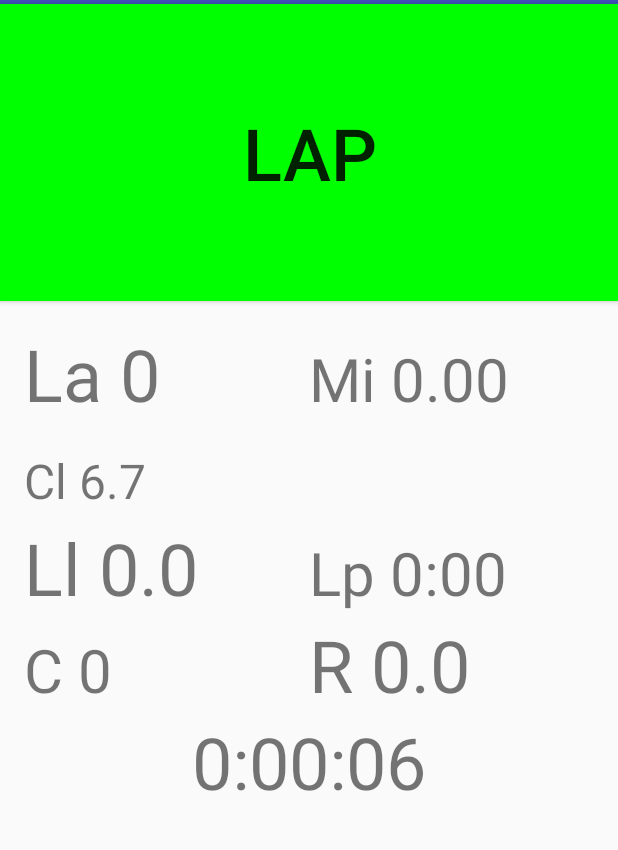
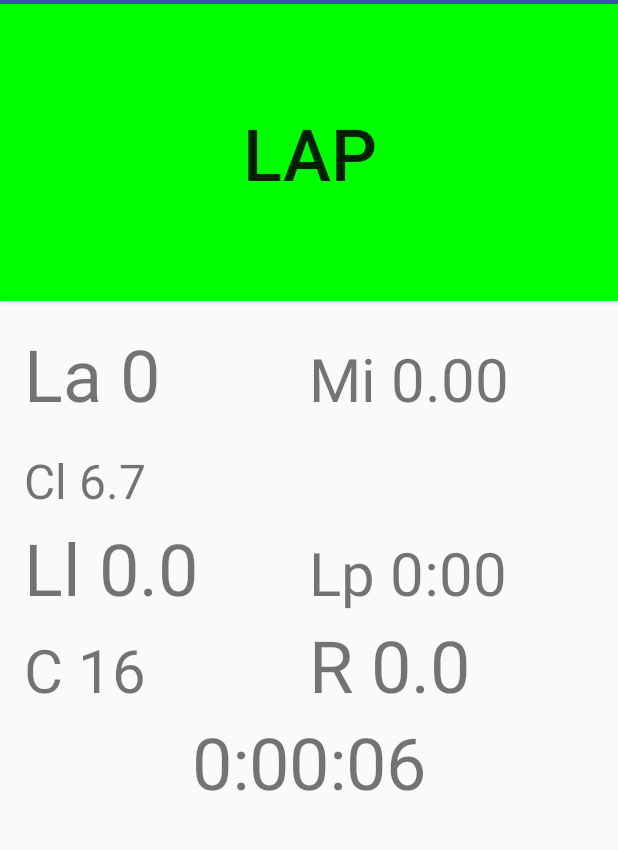
Before and after one commit to schatzsv/TrackRun, an Android app: the screen it shows after launch (MainActivity), after a tap on "RESUME", on a phone screen of 412 x 824 dp, the part 80-930 px from its top. Run offline under Robolectric (Android 15) with nearby library versions, the phone set to English and light mode, and no system bars; 3 other taps on this screen came first.

Commit message:
Added fake step capability

```diff
--- a/app/src/main/java/com/svschatz/trackrun/LapFragment.java
+++ b/app/src/main/java/com/svschatz/trackrun/LapFragment.java
@@ -36,6 +36,7 @@ public class LapFragment extends Fragment {
     Runnable timerRunnable = new Runnable() {
         @Override
         public void run() {
+            MainActivity.sw.doTenths();
             updateLapDisplay();
             timerHandler.postDelayed(this, 250);
         }
@@ -121,12 +122,11 @@ public class LapFragment extends Fragment {
                 // Use GPS mileage
                 mileCountTextView.setText(MainActivity.sw.getStringGpsDistanceRun());
             }
-            currentLapTimeTextView.setText("");
+            currentLapTimeTextView.setText(MainActivity.sw.getStringTenthPace());
             lastLapTimeTextView.setText("");
             lastLapPaceTextView.setText("");
             stepCountTextView.setText("C " + MainActivity.sw.getStringStepCount());
-            stepRateTextView.setText("");
+            stepRateTextView.setText(MainActivity.sw.getStringTenthStepRate());
         }
-
     }
 }
--- a/app/src/main/java/com/svschatz/trackrun/MainActivity.java
+++ b/app/src/main/java/com/svschatz/trackrun/MainActivity.java
@@ -56,6 +56,12 @@ public class MainActivity extends AppCompatActivity implements SensorEventListen
 
     protected static final String TAG = "TrackRun";
 
+    // fake steps
+    boolean mFakeSteps = true;
+    long mLastFakeStepTime = 0;
+    long mFakeStepIncrement = (1000*(9*60 + 30))/1462;
+    double mFakeStepCount = 0;
+
     // my members
     public static Swe sw = new Swe();
     LapFragment mLapFragment;
@@ -84,7 +90,8 @@ public class MainActivity extends AppCompatActivity implements SensorEventListen
     Runnable timerRunnable = new Runnable() {
         @Override
         public void run() {
-            sw.tick(System.currentTimeMillis());
+            long t = System.currentTimeMillis();
+            sw.tick(t);
             if (mButtonIsGreen) {
                 if (sw.getLapTimeCur() >= 8.0) {
                     b.setBackgroundColor(Color.LTGRAY);
@@ -95,6 +102,17 @@ public class MainActivity extends AppCompatActivity implements SensorEventListen
         }
     };
 
+    // timer for fake steps
+    Handler fakeStepTimerHandler = new Handler();
+    Runnable fakeStepTimerRunnable = new Runnable() {
+        @Override
+        public void run() {
+            long t = System.currentTimeMillis();
+            mFakeStepCount += 1;
+            sw.step(t, mFakeStepCount);
+            fakeStepTimerHandler.postDelayed(this, mFakeStepIncrement);
+        }
+    };
 
     /**
      * The {@link android.support.v4.view.PagerAdapter} that will provide
@@ -256,6 +274,10 @@ public class MainActivity extends AppCompatActivity implements SensorEventListen
                 break;
         }
 
+        // Start fake step timer
+        if (mFakeSteps) {
+            fakeStepTimerHandler.postDelayed(fakeStepTimerRunnable, 0);
+        }
     }
 
     @Override
@@ -703,6 +725,7 @@ public class MainActivity extends AppCompatActivity implements SensorEventListen
         Log.d(TAG, "getLocation()");
         try {
             Location l = LocationServices.FusedLocationApi.getLastLocation(mGoogleApiClient);
+            if (l == null) return;
             sw.gps(l.getLatitude(), l.getLongitude(),l.getAltitude(), l.getSpeed(), l.getBearing(),
                     l.getAccuracy(), l.getTime());
         }
--- a/app/src/main/java/com/svschatz/trackrun/Swe.java
+++ b/app/src/main/java/com/svschatz/trackrun/Swe.java
@@ -4,11 +4,14 @@ import java.util.ArrayList;
 import java.util.HashMap;
 import java.util.Map;
 
+import static com.svschatz.trackrun.MainActivity.trs;
+
 /**
  * Created by steve on 3/18/17.
  */
 
 public class Swe {
+    String TAG = "Swe";
     private double mLapsPerMile = 13.0;
     int state; //0 - none, 1 - reset, 2 - running, 3 - pause
     public class State {
@@ -28,6 +31,7 @@ public class Swe {
     double stepsSpmCur; //instant spm
     double stepsSpmLastLap;
     double stepsSpmAvg;
+    double stepsEstimatedMiles;
     int lapCount;
     long lapTimeStart; //et for start of lap
     long lapTimeLast; //mS of last lap
@@ -50,6 +54,13 @@ public class Swe {
     float gpsSpdLast, gpsHdgLast, gpsAccLast; //last gps data, meters/s, deg(0-360), meters
     long gpsTimeLast; //gps time mS UTC
     float gpsDistanceRun; //calculated run distance in miles
+
+    double tenthLastDistance;
+    double tenthNextDistance;
+    long tenthLastTime;
+    double tenthLastSteps;
+    double tenthPace;
+    double tenthStepsPerMin;
 
     public Swe() {
         //System.out.println("Swe()");
@@ -80,6 +91,7 @@ public class Swe {
         stepsSpmLastLap = 0;
         stepsSpmAvg = 0;
         stepsSpmCur = 0;
+        stepsEstimatedMiles = 0;
 
         //lap related
         lapCount = 0;
@@ -99,6 +111,14 @@ public class Swe {
         gpsHdgLast = (float) 0.0;
         gpsAccLast = (float) 0.0;
         gpsTimeLast = 0;
+
+        //tenth mile related
+        tenthLastDistance = 0.0;
+        tenthNextDistance = 0.1;
+        tenthLastTime = 0;
+        tenthLastSteps = 0.0;
+        tenthPace = 0.0;
+        tenthStepsPerMin = 0.0;
 
     }
 
@@ -151,6 +171,7 @@ public class Swe {
                 stepsTimeLastUpdate = ct;
                 stepsCountLast = steps;
                 stepsSpmAvg = stepsCount / ((double) et / 1000.0) * 60.0;
+                stepsEstimatedMiles = stepsCount / trs.mStepsPerMile;
                 break;
             default:
                 stepsTimeLastUpdate = ct;
@@ -215,6 +236,43 @@ public class Swe {
         gpsTimeLast = time;
     }
 
+    public void doTenths() {
+        //todo code doTenths()
+        //todo save in state
+        // if not gone a tenth, return
+        double d;
+        if (trs.mEnableGps)
+            d = gpsDistanceRun;
+        else
+            d = stepsEstimatedMiles;
+        if (d >= tenthNextDistance) {
+            // recalculate stats for the last tenth of a mile
+            // tenthPace [s/mi]
+            // tenthStepsPerMin [st/mi]
+            long t = et - tenthLastTime;
+            double s = stepsCount - tenthLastSteps;
+            double di = d - tenthLastDistance;
+            tenthPace = t/1000/di;
+            tenthStepsPerMin = s/((double)t/1000/60);
+
+            tenthLastDistance = d;
+            tenthNextDistance += 0.1;
+            tenthLastTime = et;
+            tenthLastSteps = stepsCount;
+        }
+    }
+
+    public String getStringTenthPace() {
+        long t = Math.round(tenthPace);
+        long s = t % 60;
+        long m = t / 60;
+        return String.format("%d:%02d", m,s);
+    }
+
+    public String getStringTenthStepRate() {
+        return String.format("%.1f", tenthStepsPerMin);
+    }
+
     public String getStringGpsHeading() {
         return String.format("%03d", Math.round(gpsHdgLast));
     }
@@ -273,7 +331,7 @@ public class Swe {
     }
 
     public String getStringStepEstimatedMiles() {
-        return String.format("Mi %.2f", stepsCount / MainActivity.trs.mStepsPerMile);
+        return String.format("Mi %.2f", Math.floor(stepsEstimatedMiles*100)/100);
     }
 
     public String getStringCurrentLapTime() {
@@ -404,7 +462,7 @@ public class Swe {
 
     public Map<String, String> getInternalState() {
         Map<String, String> m = new HashMap<String, String>();
-        m.put("ver", "0.3");
+        m.put("ver", "0.7");
         m.put("state", Integer.toString(state));
         m.put("et", Long.toString(et));
         m.put("ctLast", Long.toString(ctLast));
@@ -417,6 +475,7 @@ public class Swe {
         m.put("stepsSpmCur", Double.toString(stepsSpmCur));
         m.put("stepsSpmLastLap", Double.toString(stepsSpmLastLap));
         m.put("stepsSpmAvg", Double.toString(stepsSpmAvg));
+        m.put("stepsEstimatedMiles", Double.toString(stepsEstimatedMiles));
         m.put("lapCount", Integer.toString(lapCount));
         m.put("lapTimeStart", Long.toString(lapTimeStart));
         m.put("lapTimeLast", Long.toString(lapTimeLast));
@@ -431,6 +490,12 @@ public class Swe {
         m.put("gpsAccLast", Float.toString(gpsAccLast));
         m.put("gpsTimeLast", Long.toString(gpsTimeLast));
         m.put("gpsDistanceRun", Float.toString(gpsDistanceRun));
+        m.put("tenthLastDistance", Double.toString(tenthLastDistance));
+        m.put("tenthNextDistance", Double.toString(tenthNextDistance));
+        m.put("tenthLastTime", Long.toString(tenthLastTime));
+        m.put("tenthLastSteps", Double.toString(tenthLastSteps));
+        m.put("tenthPace", Double.toString(tenthPace));
+        m.put("tenthStepsPerMin", Double.toString(tenthStepsPerMin));
         for (Lap l : laps) {
             String v = "";
             v += Integer.toString(l.number) + ":";
@@ -444,7 +509,7 @@ public class Swe {
 
     public boolean setInternalState(Map<String, String> m) {
         if (!m.containsKey("ver")) return false;
-        if (!m.get("ver").contentEquals("0.3")) return false;
+        if (!m.get("ver").contentEquals("0.7")) return false;
         state = Integer.valueOf(m.get("state"));
         et = Long.valueOf(m.get("et"));
         ctLast = Long.valueOf(m.get("ctLast"));
@@ -457,6 +522,7 @@ public class Swe {
         stepsLastLap = Double.valueOf(m.get("stepsLastLap"));
         stepsSpmLastLap = Double.valueOf(m.get("stepsSpmLastLap"));
         stepsSpmAvg = Double.valueOf(m.get("stepsSpmAvg"));
+        stepsEstimatedMiles = Double.valueOf(m.get("stepsEstimatedMiles"));
         lapCount = Integer.valueOf(m.get("lapCount"));
         lapTimeStart = Long.valueOf(m.get("lapTimeStart"));
         lapTimeLast = Long.valueOf(m.get("lapTimeLast"));
@@ -471,6 +537,13 @@ public class Swe {
         gpsAccLast = Float.valueOf(m.get("gpsAccLast"));
         gpsTimeLast = Long.valueOf(m.get("gpsTimeLast"));
         gpsDistanceRun = Float.valueOf(m.get("gpsDistanceRun"));
+        tenthLastDistance = Double.valueOf(m.get("tenthLastDistance"));
+        tenthNextDistance = Double.valueOf(m.get("tenthNextDistance"));
+        tenthLastTime = Long.valueOf(m.get("tenthLastTime"));
+        tenthLastSteps = Double.valueOf(m.get("tenthLastSteps"));
+        tenthPace = Double.valueOf(m.get("tenthPace"));
+        tenthStepsPerMin = Double.valueOf(m.get("tenthStepsPerMin"));
+
         laps.clear();
         int i = 1;
         int lc = lapCount;
```
